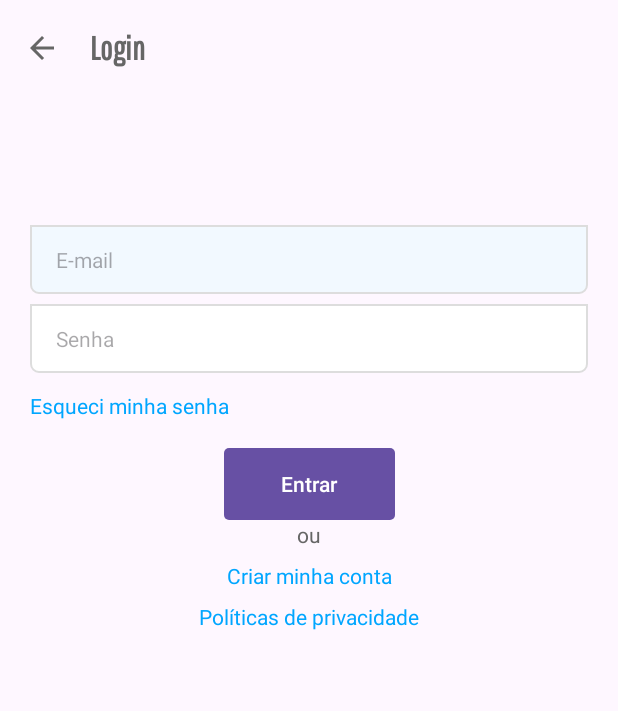
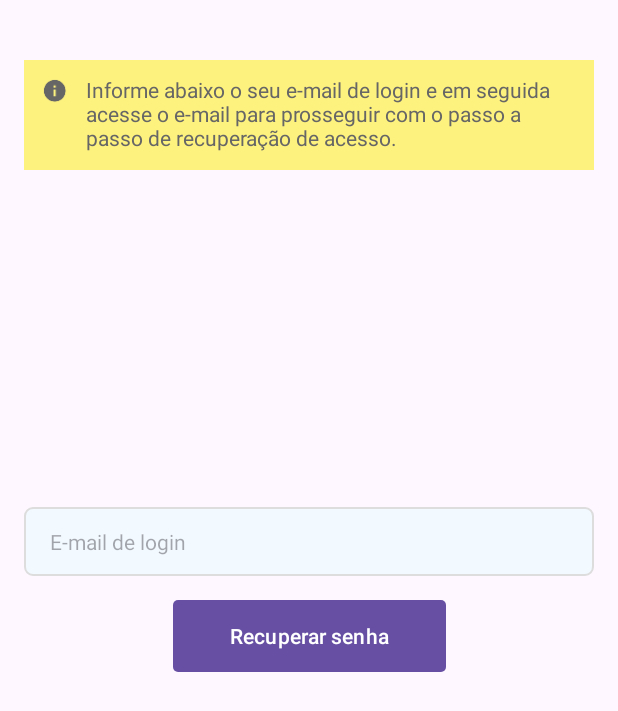
Before and after one commit to MateusLima011/ECommerce_shoes, an Android app built with Jetpack Compose: the LoginActivity screen opened directly, with no data from a screen before it, after a tap on "Esqueci minha senha", on a phone screen of 412 x 824 dp. Shown: the top 711 px of the screen. Run offline under Robolectric (Android 15) with nearby library versions, the phone set to English and light mode, and no system bars; Roboto replaces fonts that are not available here.

Commit message:
Refatoração da Login Activity e da ForgotPasswordActivity

```diff
--- a/app/build.gradle
+++ b/app/build.gradle
@@ -78,5 +78,6 @@ dependencies {
     implementation 'com.makeramen:roundedimageview:2.3.0'
 
     implementation 'androidx.recyclerview:recyclerview-selection:1.1.0'
+    implementation 'com.blankj:utilcode:1.30.7'
 
 }
--- a/app/src/main/java/com/example/ecommerce_shoes/ui/ContactFragment.kt
+++ b/app/src/main/java/com/example/ecommerce_shoes/ui/ContactFragment.kt
@@ -20,13 +20,15 @@ class ContactFragment : Fragment() {
     override fun onCreateView(
         inflater: LayoutInflater, container: ViewGroup?,
         savedInstanceState: Bundle?
-    ): View? {
+    ): View {
         binding = FragmentContactBinding.inflate(inflater, container, false)
         return binding.root
     }
 
     override fun onViewCreated(view: View, savedInstanceState: Bundle?) {
         super.onViewCreated(view, savedInstanceState)
+
+        binding.infoBlock.tvInfoBlock.text = getString(R.string.contact_frag_info)
 
         with(binding) {
             ivPhoneCities.setOnClickListener { phoneCallIntent(tvPhoneCities.text.toString()) }
--- /dev/null
+++ b/app/src/main/java/com/example/ecommerce_shoes/ui/ForgotPasswordActivity.kt
@@ -0,0 +1,61 @@
+package com.example.ecommerce_shoes.ui
+
+import android.os.Handler
+import android.os.Looper
+import android.view.LayoutInflater
+import android.view.View
+import com.example.ecommerce_shoes.R
+import com.example.ecommerce_shoes.databinding.ContentForgotPasswordBinding
+import com.example.ecommerce_shoes.util.isValidEmail
+import com.example.ecommerce_shoes.util.validate
+
+class ForgotPasswordActivity : FormActivity<ContentForgotPasswordBinding>() {
+    override fun createBinding(layoutInflater: LayoutInflater) =
+        ContentForgotPasswordBinding.inflate(layoutInflater)
+
+    override fun initActivity() {
+        binding.etEmail.validate({ it.isValidEmail() }, getString(R.string.invalid_email))
+        initViews()
+    }
+
+    private fun initViews() {
+        binding.btnRecoverPassword.setOnClickListener { mainAction() }
+        binding.etEmail.setOnEditorActionListener(this)
+        binding.infoBlockForgotPassword.tvInfoBlock.text = getString(R.string.forgot_password_info)
+    }
+
+    override fun blockFields(status: Boolean) {
+        binding.etEmail.isEnabled = !status
+        binding.btnRecoverPassword.isEnabled = !status
+    }
+
+    override fun mainAction(view: View?) {
+        blockFields(true)
+        isMainButtonSending(true)
+        showProxy(true)
+        backEndFakeDelay()
+    }
+
+    private fun showProxy(status: Boolean) {
+        binding.proxyScreenForm.flProxyContainer.visibility =
+            if (status) View.VISIBLE else View.GONE
+    }
+    private fun backEndFakeDelay() {
+        Handler(Looper.getMainLooper()).postDelayed({
+            showProxy(false)
+            isMainButtonSending(false)
+            blockFields(false)
+
+            snackBarFeedback(
+                binding.root,
+                status = false,
+                message = getString(R.string.invalid_login)
+            )
+        }, 1000)
+    }
+
+    override fun isMainButtonSending(status: Boolean) {
+        binding.btnRecoverPassword.text = if (status) getString(R.string.recover_password_going)
+        else getString(R.string.recover_password)
+    }
+}
--- a/app/src/main/java/com/example/ecommerce_shoes/ui/FormActivity.kt
+++ b/app/src/main/java/com/example/ecommerce_shoes/ui/FormActivity.kt
@@ -3,10 +3,11 @@ package com.example.ecommerce_shoes.ui
 import android.graphics.Color
 import android.graphics.PorterDuff
 import android.os.Bundle
-import android.os.PersistableBundle
 import android.text.SpannableString
 import android.text.Spanned
 import android.text.style.ImageSpan
+import android.view.KeyEvent
+import android.view.LayoutInflater
 import android.view.MenuItem
 import android.view.View
 import android.view.ViewGroup
@@ -14,47 +15,43 @@ import android.widget.TextView
 import androidx.appcompat.app.AppCompatActivity
 import androidx.core.content.ContextCompat
 import androidx.core.content.res.ResourcesCompat
+import androidx.viewbinding.ViewBinding
 import com.example.ecommerce_shoes.R
-import com.example.ecommerce_shoes.databinding.ActivityLoginBinding
 import com.google.android.material.snackbar.Snackbar
 
-abstract class FormActivity : AppCompatActivity() {
+abstract class FormActivity<T : ViewBinding> : AppCompatActivity(),
+    TextView.OnEditorActionListener {
 
-    private val binding by lazy {
-        ActivityLoginBinding.inflate(layoutInflater).apply { setContentView(root) }
-    }
+    private var _binding: T? = null
+    protected val binding: T get() = _binding!!
+
     override fun onCreate(savedInstanceState: Bundle?) {
         super.onCreate(savedInstanceState)
-        setSupportActionBar(binding.toolbarLogin.toolbar)
-
-        supportActionBar?.setDisplayHomeAsUpEnabled(true)
-        supportActionBar?.setDisplayShowHomeEnabled(true)
-
-        window.setBackgroundDrawableResource(R.drawable.bg_activity)
+        _binding = createBinding(layoutInflater)
+        setContentView(binding.root)
+        initActivity()
     }
 
-    protected fun showProxy(status: Boolean) {
-        binding.proxyScreen.flProxyContainer.visibility = if (status) View.VISIBLE else View.GONE
-    }
+    abstract fun createBinding(layoutInflater: LayoutInflater): T
+
+    abstract fun initActivity()
 
     protected fun snackBarFeedback(viewContainer: ViewGroup, status: Boolean, message: String) {
         val snackBar = Snackbar.make(viewContainer, message, Snackbar.LENGTH_LONG)
+
+        val iconColor =
+            if (status) ContextCompat.getColor(this, R.color.colorNavButton)
+            else Color.RED
 
         val iconResource =
             if (status) R.drawable.ic_check_black_18dp else R.drawable.ic_close_black_18dp
 
         val img = ResourcesCompat.getDrawable(resources, iconResource, null)
         img!!.setBounds(0, 0, img.intrinsicWidth, img.intrinsicHeight)
-
-        val iconColor =
-            if (status) ContextCompat.getColor(this, R.color.colorNavButton)
-            else
-                Color.RED
         img.setColorFilter(iconColor, PorterDuff.Mode.SRC_ATOP)
 
-        val textView = snackBar.view.findViewById(
-            com.google.android.material.R.id.snackbar_text
-        ) as TextView
+        val textView =
+            snackBar.view.findViewById(com.google.android.material.R.id.snackbar_text) as TextView
 
         val spannedText = SpannableString("     ${textView.text}")
         spannedText.setSpan(
@@ -63,24 +60,26 @@ abstract class FormActivity : AppCompatActivity() {
             1,
             Spanned.SPAN_EXCLUSIVE_EXCLUSIVE
         )
-
         textView.setText(spannedText, TextView.BufferType.SPANNABLE)
 
         snackBar.show()
     }
 
     abstract fun blockFields(status: Boolean)
-
     abstract fun mainAction(view: View? = null)
-
     abstract fun isMainButtonSending(status: Boolean)
 
     override fun onOptionsItemSelected(item: MenuItem): Boolean {
-        if (item.itemId == android.R.id.home){
+        if (item.itemId == android.R.id.home) {
             finish()
             return true
         }
         return super.onOptionsItemSelected(item)
     }
 
+    override fun onEditorAction(view: TextView, actionId: Int, event: KeyEvent?): Boolean {
+        mainAction()
+        return false
+    }
+
 }
--- a/app/src/main/java/com/example/ecommerce_shoes/ui/LoginActivity.kt
+++ b/app/src/main/java/com/example/ecommerce_shoes/ui/LoginActivity.kt
@@ -1,91 +1,49 @@
 package com.example.ecommerce_shoes.ui
 
 import android.content.Intent
-import android.graphics.Color
-import android.graphics.PorterDuff
-import androidx.appcompat.app.AppCompatActivity
-import android.os.Bundle
 import android.os.Handler
 import android.os.Looper
-import android.os.SystemClock
-import android.text.Editable
-import android.text.SpannableString
-import android.text.Spanned
-import android.text.TextWatcher
-import android.text.style.ImageSpan
-import android.util.Patterns
-import android.view.KeyEvent
+import android.view.LayoutInflater
 import android.view.View
-import android.view.ViewGroup
-import android.view.inputmethod.EditorInfo
-import android.view.inputmethod.InputMethodManager
 import android.widget.TextView
 import android.widget.Toast
-import androidx.core.content.ContextCompat
-import androidx.core.content.res.ResourcesCompat
 import com.example.ecommerce_shoes.MainActivity
 import com.example.ecommerce_shoes.R
-import com.example.ecommerce_shoes.databinding.ActivityFormBinding
 import com.example.ecommerce_shoes.databinding.ActivityLoginBinding
-import com.example.ecommerce_shoes.databinding.ActivityMainBinding
+import com.example.ecommerce_shoes.databinding.ContentForgotPasswordBinding
 import com.example.ecommerce_shoes.util.isValidEmail
 import com.example.ecommerce_shoes.util.isValidPassword
 import com.example.ecommerce_shoes.util.validate
-import com.google.android.material.snackbar.Snackbar
-import kotlin.jvm.internal.Intrinsics.Kotlin
 
-class LoginActivity : FormActivity(), TextView.OnEditorActionListener {
+open class LoginActivity : FormActivity<ActivityLoginBinding>(), TextView.OnEditorActionListener {
+    override fun createBinding(layoutInflater: LayoutInflater) =
+        ActivityLoginBinding.inflate(layoutInflater)
 
-    private val binding by lazy {
-        ActivityLoginBinding.inflate(layoutInflater).apply { setContentView(root) }
-    }
-
-    private val _binding: ActivityFormBinding? get() = null
-
-    override fun onCreate(savedInstanceState: Bundle?) {
-        super.onCreate(savedInstanceState)
+    override fun initActivity() {
         setSupportActionBar(binding.toolbarLogin.toolbar)
         supportActionBar?.setDisplayHomeAsUpEnabled(true)
 
         binding.etEmail.validate({ it.isValidEmail() }, getString(R.string.invalid_email))
         binding.etPassword.validate({ it.isValidPassword() }, getString(R.string.invalid_password))
 
-        initButton()
-
+        initViews()
     }
 
-    private fun initButton() {
 
-        binding.btLogin.setOnClickListener {
-            mainAction()
-        }
+    private fun initViews() {
 
-        binding.etPassword.setOnEditorActionListener { view, actionId, event ->
-            onEditorAction(view, actionId, event)
-        }
+        binding.btLogin.setOnClickListener { mainAction() }
 
-        binding.tvForgotPassword.setOnClickListener {
-            callForgotPasswordActivity()
-        }
+        binding.etPassword.setOnEditorActionListener(this)
 
-        binding.tvSignUp.setOnClickListener {
-            callSingUpActivity()
-        }
+        binding.tvForgotPassword.setOnClickListener { callForgotPasswordActivity() }
+
+        binding.tvSignUp.setOnClickListener { callSingUpActivity() }
 
         binding.tvPolicyPrivacy.tvPrivacyPolicy.setOnClickListener {
             callPrivacyPolicyFragment()
         }
     }
-
-    override fun onEditorAction(view: TextView, actionId: Int, event: KeyEvent?): Boolean {
-        if (actionId == EditorInfo.IME_ACTION_DONE) {
-            closeVirtualKeyBoard(view)
-            mainAction()
-            return true
-        }
-        return false
-    }
-
 
     override fun blockFields(status: Boolean) {
         binding.etEmail.isEnabled = !status
@@ -95,42 +53,38 @@ class LoginActivity : FormActivity(), TextView.OnEditorActionListener {
 
     override fun mainAction(view: View?) {
         blockFields(true)
+        showProxy(true)
         isMainButtonSending(true)
-        showProxy(true)
         backEndFakeDelay()
     }
 
     override fun isMainButtonSending(status: Boolean) {
-        binding.btLogin.text = if (status) getString(R.string.sign_in_going) else
-            getString(R.string.sign_in)
+        binding.btLogin.text =
+            if (status) getString(R.string.sign_in_going) else getString(R.string.sign_in)
     }
 
-    private fun isSingInGoing(status: Boolean) {
-        binding.btLogin.text =
-            if (status) getString(R.string.sign_in_going)
-            else
-                getString(R.string.sign_in)
+    private fun showProxy(status: Boolean) {
+        binding.proxyScreenForm.flProxyContainer.visibility =
+            if (status) View.VISIBLE else View.GONE
+    }
+
+    private fun callForgotPasswordActivity() {
+        val intent = Intent(this, ForgotPasswordActivity::class.java)
+        startActivity(intent)
     }
 
     private fun backEndFakeDelay() {
         Handler(Looper.getMainLooper()).postDelayed({
             showProxy(false)
-            isSingInGoing(false)
+            isMainButtonSending(false)
             blockFields(false)
 
-            snackBarFeedback(binding.root, message = "Login invalido!", status = false)
+            snackBarFeedback(
+                binding.root,
+                status = false,
+                message = getString(R.string.invalid_login)
+            )
         }, 1000)
-    }
-
-
-    private fun closeVirtualKeyBoard(view: View) {
-        val imm = getSystemService(INPUT_METHOD_SERVICE) as InputMethodManager
-        imm.hideSoftInputFromWindow(view.windowToken, 0)
-    }
-
-    private fun callForgotPasswordActivity() {
-        Toast.makeText(this, "TODO: callForgotPasswordActivity", Toast.LENGTH_SHORT)
-            .show()
     }
 
     private fun callSingUpActivity() {
--- a/app/src/main/res/layout/activity_login.xml
+++ b/app/src/main/res/layout/activity_login.xml
@@ -2,6 +2,7 @@
 <androidx.core.widget.NestedScrollView xmlns:android="http://schemas.android.com/apk/res/android"
     xmlns:app="http://schemas.android.com/apk/res-auto"
     xmlns:tools="http://schemas.android.com/tools"
+    android:fillViewport="true"
     android:layout_width="match_parent"
     android:layout_height="match_parent">
 
@@ -68,7 +69,6 @@
             android:id="@+id/tv_or"
             android:layout_width="wrap_content"
             android:layout_height="wrap_content"
-
             android:text="@string/or"
             android:textColor="@color/colorText"
             app:layout_constraintEnd_toEndOf="parent"
@@ -96,10 +96,10 @@
             app:layout_constraintTop_toBottomOf="@id/tv_sign_up" />
 
         <include
-            android:id="@+id/proxyScreen"
+            android:id="@+id/proxyScreenForm"
             layout="@layout/proxy_screen"
             android:layout_width="match_parent"
-            android:layout_height="match_parent"
+            android:layout_height="0dp"
             app:layout_constraintBottom_toBottomOf="parent"
             app:layout_constraintEnd_toEndOf="parent"
             app:layout_constraintStart_toStartOf="parent"
--- /dev/null
+++ b/app/src/main/res/layout/content_forgot_password.xml
@@ -0,0 +1,45 @@
+<?xml version="1.0" encoding="utf-8"?>
+<androidx.constraintlayout.widget.ConstraintLayout xmlns:android="http://schemas.android.com/apk/res/android"
+    xmlns:app="http://schemas.android.com/apk/res-auto"
+    android:layout_width="match_parent"
+    android:layout_height="match_parent"
+    android:padding="16dp">
+
+    <include
+        android:id="@+id/infoBlockForgotPassword"
+        layout="@layout/info_block"
+        android:layout_width="match_parent"
+        android:layout_height="wrap_content"
+        android:layout_marginTop="24dp"
+        app:layout_constraintTop_toTopOf="parent" />
+
+    <EditText
+        android:id="@+id/etEmail"
+        style="@style/EditTextFormField"
+        android:layout_width="0dp"
+        android:layout_height="wrap_content"
+        android:layout_marginBottom="200dp"
+        android:background="@drawable/bg_form_field"
+        android:hint="@string/hint_login_email"
+        android:inputType="textEmailAddress"
+        app:layout_constraintBottom_toBottomOf="parent"
+        app:layout_constraintEnd_toEndOf="parent"
+        app:layout_constraintStart_toStartOf="parent"
+        app:layout_constraintTop_toBottomOf="@id/infoBlockForgotPassword" />
+
+    <Button
+        android:id="@+id/btnRecoverPassword"
+        style="@style/ButtonForm"
+        android:layout_width="wrap_content"
+        android:layout_height="wrap_content"
+        android:layout_marginTop="16dp"
+        android:text="@string/recover_password"
+        app:layout_constraintEnd_toEndOf="parent"
+        app:layout_constraintStart_toStartOf="parent"
+        app:layout_constraintTop_toBottomOf="@id/etEmail" />
+
+    <include
+        android:id="@+id/proxyScreenForm"
+        layout="@layout/proxy_screen" />
+
+</androidx.constraintlayout.widget.ConstraintLayout>
--- /dev/null
+++ b/app/src/main/res/layout/info_block.xml
@@ -0,0 +1,26 @@
+<?xml version="1.0" encoding="utf-8"?>
+<LinearLayout xmlns:android="http://schemas.android.com/apk/res/android"
+    xmlns:app="http://schemas.android.com/apk/res-auto"
+    android:id="@+id/ll_infoContainer"
+    android:layout_width="match_parent"
+    android:layout_height="wrap_content"
+    android:background="@color/colorLightYellowBox"
+    android:orientation="horizontal"
+    android:padding="12dp">
+
+    <ImageView
+        style="@style/ImageViewLink"
+        android:layout_marginEnd="12dp"
+        android:layout_marginRight="12dp"
+        android:layout_marginBottom="0dp"
+        android:contentDescription="@string/ic_info_desc"
+        android:src="@drawable/ic_information_black_18dp"
+        app:tint="@color/colorText" />
+
+    <TextView
+        android:id="@+id/tvInfoBlock"
+        style="@style/TextViewLink"
+        android:textColor="@color/colorText"
+        android:text="@string/forgot_password_info" />
+
+</LinearLayout>
--- a/app/src/main/res/layout/nav_header_user_not_logged.xml
+++ b/app/src/main/res/layout/nav_header_user_not_logged.xml
@@ -12,8 +12,8 @@
     <Button
         android:id="@+id/bt_login"
         style="@style/ButtonForm"
-        android:paddingLeft="30dp"
-        android:paddingRight="30dp"
+        android:paddingLeft="38dp"
+        android:paddingRight="38dp"
         android:layout_marginTop="0dp"
         android:layout_alignParentTop="true"
         android:layout_alignParentStart="true"
--- a/app/src/main/res/values/strings.xml
+++ b/app/src/main/res/values/strings.xml
@@ -161,4 +161,21 @@
         Criar minha conta
     </string>
 
+    <string name="title_activity_forgot_password">
+        Recuperação de senha
+    </string>
+
+    <string name="forgot_password_info">
+        Informe abaixo o seu e-mail de login e em seguida acesse
+        o e-mail para prosseguir com o passo a passo de recuperação
+        de acesso.
+    </string>
+    <string name="hint_login_email">E-mail de login</string>
+    <string name="recover_password">Recuperar senha</string>
+    <string name="recover_password_going">Enviando&#8230;</string>
+    <string name="invalid_login_email">
+        E-mail não encontrado em nossa base de dados.
+    </string>
+
+
 </resources>
```
Also changed, not shown: app/src/main/AndroidManifest.xml (+9 -5 lines), app/src/main/res/layout/activity_form.xml (deleted, +0 -15 lines), app/src/main/res/layout/content_form.xml (+8 -12 lines), app/src/main/res/layout/content_login.xml (deleted, +0 -11 lines), app/src/main/res/layout/fragment_contact.xml (+95 -88 lines), app/src/main/res/layout/proxy_screen.xml (+7 -4 lines).
